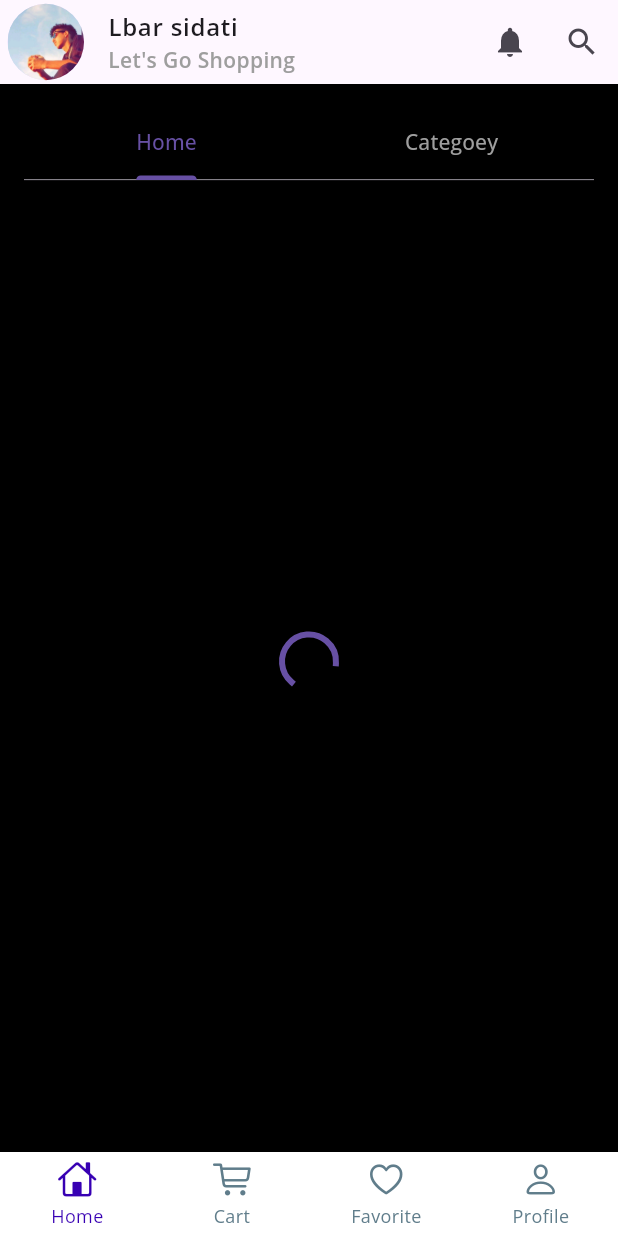
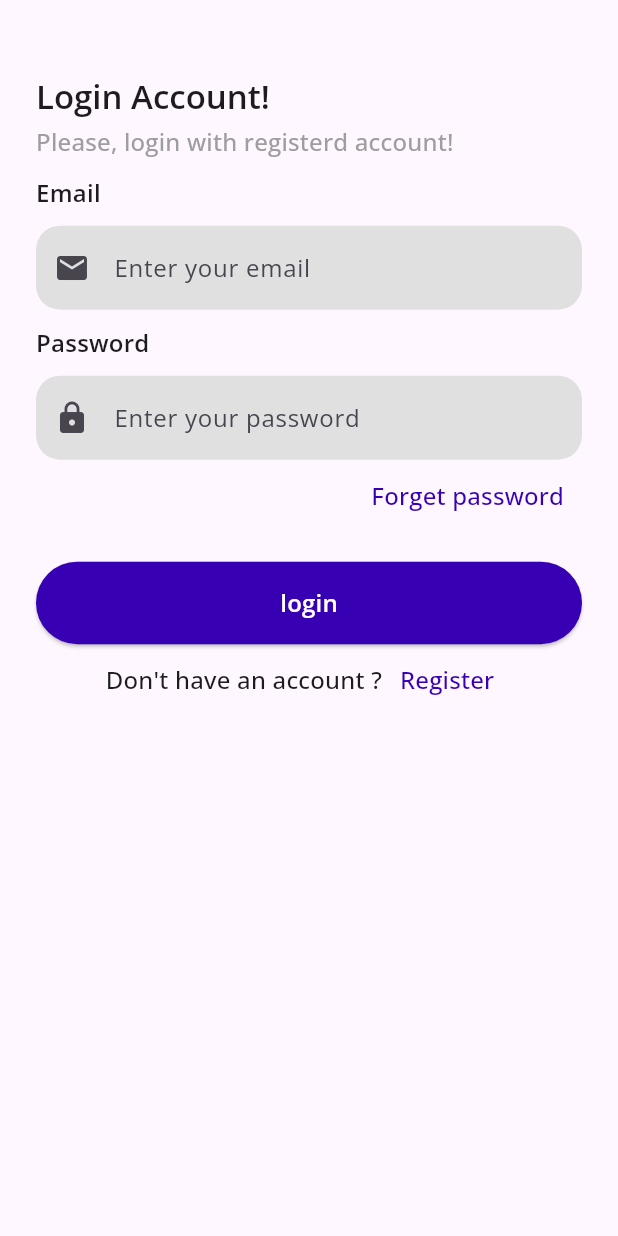
Before and after one commit to lbarsidati22/talabat_online, a Flutter app: the first screen one second after launch, on a phone screen of 412 x 824 dp. Run offline on Flutter 3.47's test engine with Material 3 defaults, Android fonts, the phone set to English and light mode, and no system bars; drawn by our look-alikes of persistent_bottom_nav_bar; our stand-ins replace bloc, cached_network_image, cloud_firestore, firebase_auth, firebase_core, flutter_bloc and 2 more; accounts and stored records are empty.

Commit message:
auth done

```diff
--- a/lib/main.dart
+++ b/lib/main.dart
@@ -1,8 +1,14 @@
+import 'package:firebase_core/firebase_core.dart';
 import 'package:flutter/material.dart';
+import 'package:flutter_bloc/flutter_bloc.dart';
 import 'package:talabat_online/utils/app_router.dart';
-import 'package:talabat_online/view/pages/nav_bar.dart';
+import 'package:talabat_online/utils/app_routes.dart';
+import 'package:talabat_online/view_models/auth_cubit/auth_cubit.dart';
+import 'package:talabat_online/view_models/auth_cubit/auth_state.dart';
 
-void main() {
+void main() async {
+  WidgetsFlutterBinding.ensureInitialized();
+  await Firebase.initializeApp();
   runApp(const TalabatOnline());
 }
 
@@ -12,6 +18,15 @@ class TalabatOnline extends StatelessWidget {
   // This widget is the root of your application.
   @override
   Widget build(BuildContext context) {
+    return BlocProvider(
+      create: (context) => AuthCubit()..checkAuth(),
+      child: Builder(builder: (context) {
+        final authCubit = BlocProvider.of<AuthCubit>(context);
+        return BlocBuilder<AuthCubit, AuthState>(
+          bloc: authCubit,
+          buildWhen: (previous, current) =>
+              current is AuthInitial || current is AuthDone,
+          builder: (context, state) {
             return MaterialApp(
               debugShowCheckedModeBanner: false,
               title: 'Talabat-Online',
@@ -20,8 +35,14 @@ class TalabatOnline extends StatelessWidget {
                 useMaterial3: true,
                 primaryColor: Color(0xff3700b3),
               ),
-      home: NavBar(),
+              initialRoute: state is AuthDone
+                  ? AppRoutes.homeRoute
+                  : AppRoutes.loginRoute,
               onGenerateRoute: AppRouter.onGenariteRout,
+            );
+          },
+        );
+      }),
     );
   }
 }
--- /dev/null
+++ b/lib/services/auth_services.dart
@@ -0,0 +1,47 @@
+import 'package:firebase_auth/firebase_auth.dart';
+
+abstract class AuthServices {
+  Future<bool> loginWithEmailAndPassword(String email, String password);
+  Future<bool> registerWithEmailAndPassword(String email, String password);
+  User? currentUser();
+  Future<void> logOut();
+}
+
+class AuthServicesEmpl implements AuthServices {
+  final _firebaseAuth = FirebaseAuth.instance;
+  @override
+  Future<bool> loginWithEmailAndPassword(String email, String password) async {
+    final userCredential = await _firebaseAuth.signInWithEmailAndPassword(
+        email: email, password: password);
+
+    final user = userCredential.user;
+    if (user != null) {
+      return true;
+    } else {
+      return false;
+    }
+  }
+
+  @override
+  Future<bool> registerWithEmailAndPassword(
+      String email, String password) async {
+    final userCredential = await _firebaseAuth.createUserWithEmailAndPassword(
+        email: email, password: password);
+    final user = userCredential.user;
+    if (user != null) {
+      return true;
+    } else {
+      return false;
+    }
+  }
+
+  @override
+  User? currentUser() {
+    return _firebaseAuth.currentUser;
+  }
+
+  @override
+  Future<void> logOut() async {
+    await _firebaseAuth.signOut();
+  }
+}
--- a/lib/utils/app_router.dart
+++ b/lib/utils/app_router.dart
@@ -4,8 +4,10 @@ import 'package:talabat_online/utils/app_routes.dart';
 import 'package:talabat_online/view/pages/add_new_cart_page.dart';
 import 'package:talabat_online/view/pages/checkout_page.dart';
 import 'package:talabat_online/view/pages/chose_location_page.dart';
+import 'package:talabat_online/view/pages/login_page.dart';
 import 'package:talabat_online/view/pages/nav_bar.dart';
 import 'package:talabat_online/view/pages/prudact_details_page.dart';
+import 'package:talabat_online/view/pages/register_page.dart';
 import 'package:talabat_online/view_models/chose_location_cubit/chose_location_cubit.dart';
 import 'package:talabat_online/view_models/home_details_cubit/home_details_cubit.dart';
 import 'package:talabat_online/view_models/payment_methods_cubit/pyament_methods_cubit.dart';
@@ -22,6 +24,16 @@ class AppRouter {
         return MaterialPageRoute(
           settings: settings,
           builder: (_) => CheckoutPage(),
+        );
+      case AppRoutes.loginRoute:
+        return MaterialPageRoute(
+          settings: settings,
+          builder: (_) => LoginPage(),
+        );
+      case AppRoutes.registerRoute:
+        return MaterialPageRoute(
+          settings: settings,
+          builder: (_) => RegisterPage(),
         );
       case AppRoutes.choseLocationRaoute:
         return MaterialPageRoute(
--- a/lib/utils/app_routes.dart
+++ b/lib/utils/app_routes.dart
@@ -1,5 +1,7 @@
 class AppRoutes {
-  static const String homeRoute = '/';
+  static const String homeRoute = '/home';
+  static const String loginRoute = '/login';
+  static const String registerRoute = '/register';
   static const String prudactDetailsRoute = '/prudact-details';
   static const String checkoutRoute = '/checkout';
   static const String addNewCartRoute = '/add-new-cart';
--- a/lib/view/pages/cart_page.dart
+++ b/lib/view/pages/cart_page.dart
@@ -1,8 +1,6 @@
-import 'package:cached_network_image/cached_network_image.dart';
 import 'package:flutter/material.dart';
 import 'package:flutter_bloc/flutter_bloc.dart';
 import 'package:talabat_online/utils/app_colors.dart';
-import 'package:talabat_online/utils/app_router.dart';
 import 'package:talabat_online/utils/app_routes.dart';
 import 'package:talabat_online/view/widgets/cart_item_widget.dart';
 import 'package:talabat_online/view_models/cart_cubit/cart_cubit.dart';
--- a/lib/view/pages/chose_location_page.dart
+++ b/lib/view/pages/chose_location_page.dart
@@ -1,8 +1,6 @@
-import 'package:cached_network_image/cached_network_image.dart';
 import 'package:flutter/material.dart';
 import 'package:flutter_bloc/flutter_bloc.dart';
 import 'package:talabat_online/utils/app_colors.dart';
-import 'package:talabat_online/view/widgets/lable_with_text_feild.dart';
 import 'package:talabat_online/view/widgets/location_iten.dart';
 import 'package:talabat_online/view/widgets/main_bottom.dart';
 import 'package:talabat_online/view_models/chose_location_cubit/chose_location_cubit.dart';
--- a/lib/view/pages/home_page.dart
+++ b/lib/view/pages/home_page.dart
@@ -1,5 +1,4 @@
 import 'package:flutter/material.dart';
-import 'package:flutter_carousel_widget/flutter_carousel_widget.dart';
 import 'package:talabat_online/utils/app_colors.dart';
 import 'package:talabat_online/view/widgets/category_item.dart';
 import 'package:talabat_online/view/widgets/home_widget_item.dart';
--- /dev/null
+++ b/lib/view/pages/login_page.dart
@@ -0,0 +1,152 @@
+import 'package:flutter/material.dart';
+import 'package:flutter_bloc/flutter_bloc.dart';
+import 'package:talabat_online/utils/app_colors.dart';
+import 'package:talabat_online/utils/app_routes.dart';
+import 'package:talabat_online/view/widgets/lable_with_text_feild.dart';
+import 'package:talabat_online/view/widgets/main_bottom.dart';
+import 'package:talabat_online/view_models/auth_cubit/auth_cubit.dart';
+import 'package:talabat_online/view_models/auth_cubit/auth_state.dart';
+
+class LoginPage extends StatefulWidget {
+  const LoginPage({super.key});
+
+  @override
+  State<LoginPage> createState() => _LoginPageState();
+}
+
+class _LoginPageState extends State<LoginPage> {
+  final emailController = TextEditingController();
+  final passwordController = TextEditingController();
+  final _formKey = GlobalKey<FormState>();
+  @override
+  Widget build(BuildContext context) {
+    final size = MediaQuery.sizeOf(context);
+    final authCubit = BlocProvider.of<AuthCubit>(context);
+    return Scaffold(
+      body: SafeArea(
+        child: Padding(
+          padding: EdgeInsets.symmetric(
+            horizontal: 24,
+          ),
+          child: SingleChildScrollView(
+            child: Form(
+              key: _formKey,
+              child: Column(
+                crossAxisAlignment: CrossAxisAlignment.start,
+                children: [
+                  SizedBox(
+                    height: size.height * 0.06,
+                  ),
+                  Text(
+                    'Login Account!',
+                    style: Theme.of(context).textTheme.titleLarge!.copyWith(
+                          fontWeight: FontWeight.w600,
+                        ),
+                  ),
+                  SizedBox(
+                    height: 5,
+                  ),
+                  Text(
+                    'Please, login with registerd account!',
+                    style: Theme.of(context).textTheme.titleMedium!.copyWith(
+                          color: AppColors.grey,
+                        ),
+                  ),
+                  LableWithTextFeild(
+                    hintText: 'Enter your email',
+                    icon: Icons.mail,
+                    controller: emailController,
+                    lable: 'Email',
+                  ),
+                  LableWithTextFeild(
+                    hintText: 'Enter your password',
+                    icon: Icons.lock,
+                    controller: passwordController,
+                    lable: 'Password',
+                  ),
+                  Align(
+                    alignment: Alignment.centerRight,
+                    child: TextButton(
+                      onPressed: () {},
+                      child: Text(
+                        'Forget password',
+                        style:
+                            Theme.of(context).textTheme.titleMedium!.copyWith(
+                                  color: AppColors.primaryColor,
+                                ),
+                      ),
+                    ),
+                  ),
+                  SizedBox(
+                    height: 20,
+                  ),
+                  BlocConsumer<AuthCubit, AuthState>(
+                    bloc: authCubit,
+                    listenWhen: (previous, current) =>
+                        current is AuthDone || current is AuthError,
+                    listener: (context, state) {
+                      if (state is AuthDone) {
+                        Navigator.pushNamed(context, AppRoutes.homeRoute);
+                      } else if (state is AuthError) {
+                        ScaffoldMessenger.of(context).showSnackBar(
+                          SnackBar(
+                            content: Text(state.error),
+                          ),
+                        );
+                      }
+                    },
+                    buildWhen: (previous, current) =>
+                        current is AuthDone ||
+                        current is AuthError ||
+                        current is AuthLoadoing,
+                    builder: (context, state) {
+                      if (state is AuthLoadoing) {
+                        return MainBottom(
+                          isLeading: true,
+                        );
+                      }
+                      return MainBottom(
+                        text: 'login',
+                        onTap: () async {
+                          if (_formKey.currentState!.validate()) {
+                            await authCubit.loginWithWmailAndPaasword(
+                              emailController.text,
+                              passwordController.text,
+                            );
+                          }
+                        },
+                      );
+                    },
+                  ),
+                  Row(
+                    mainAxisAlignment: MainAxisAlignment.center,
+                    children: [
+                      Text(
+                        'Don\'t have an account ?',
+                        style: Theme.of(context).textTheme.titleMedium,
+                      ),
+                      TextButton(
+                        onPressed: () {
+                          Navigator.of(context).pushNamed(
+                            AppRoutes.registerRoute,
+                          );
+                        },
+                        child: Text(
+                          'Register',
+                          style:
+                              Theme.of(context).textTheme.titleMedium!.copyWith(
+                                    color: AppColors.primaryColor,
+                                  ),
+                        ),
+                      ),
+                    ],
+                  ),
+                ],
+              ),
+            ),
+          ),
+        ),
+      ),
+    );
+  }
+}
--- a/lib/view/widgets/counter_widget.dart
+++ b/lib/view/widgets/counter_widget.dart
@@ -1,6 +1,5 @@
 import 'package:flutter/material.dart';
 import 'package:talabat_online/utils/app_colors.dart';
-import 'package:talabat_online/view_models/home_details_cubit/home_details_cubit.dart';
 
 class CounterWidget extends StatelessWidget {
   final dynamic cubit;
--- a/lib/view/widgets/home_widget_item.dart
+++ b/lib/view/widgets/home_widget_item.dart
@@ -2,7 +2,6 @@ import 'package:cached_network_image/cached_network_image.dart';
 import 'package:flutter/material.dart';
 import 'package:flutter_bloc/flutter_bloc.dart';
 import 'package:flutter_carousel_widget/flutter_carousel_widget.dart';
-import 'package:talabat_online/utils/app_colors.dart';
 import 'package:talabat_online/utils/app_routes.dart';
 import 'package:talabat_online/view/widgets/prudact_item.dart';
 import 'package:talabat_online/view_models/home_cubit/home_cubit.dart';
--- a/lib/view/widgets/lable_with_text_feild.dart
+++ b/lib/view/widgets/lable_with_text_feild.dart
@@ -1,4 +1,3 @@
-import 'package:flutter/cupertino.dart';
 import 'package:flutter/material.dart';
 import 'package:talabat_online/utils/app_colors.dart';
 
--- /dev/null
+++ b/lib/view_models/auth_cubit/auth_cubit.dart
@@ -0,0 +1,59 @@
+import 'package:flutter_bloc/flutter_bloc.dart';
+import 'package:talabat_online/services/auth_services.dart';
+import 'package:talabat_online/view_models/auth_cubit/auth_state.dart';
+
+class AuthCubit extends Cubit<AuthState> {
+  AuthCubit() : super(AuthInitial());
+  final authServices = AuthServicesEmpl();
+
+  Future<void> loginWithWmailAndPaasword(String email, String password) async {
+    emit(AuthLoadoing());
+    try {
+      final result =
+          await authServices.loginWithEmailAndPassword(email, password);
+      if (result) {
+        emit(AuthDone());
+      } else {
+        emit(AuthError('login is failed'));
+      }
+    } catch (e) {
+      emit(AuthError(e.toString()));
+    }
+  }
+
+  Future<void> registerWithEmailAndPassword(
+    String email,
+    String password,
+    String name,
+  ) async {
+    AuthLoadoing();
+    try {
+      final result =
+          await authServices.registerWithEmailAndPassword(email, password);
+      if (result) {
+        emit(AuthDone());
+      } else {
+        emit(AuthError('Register Failed'));
+      }
+    } catch (e) {
+      emit(AuthError(e.toString()));
+    }
+  }
+
+  void checkAuth() async {
+    final user = authServices.currentUser();
+    if (user != null) {
+      emit(AuthDone());
+    }
+  }
+
+  Future<void> logOut() async {
+    emit(AuthLogingOut());
+    try {
+      await authServices.logOut();
+      emit(AuthLogedOut());
+    } catch (e) {
+      emit(AuthLogedOutError(e.toString()));
+    }
+  }
+}
--- /dev/null
+++ b/lib/view_models/auth_cubit/auth_state.dart
@@ -0,0 +1,23 @@
+sealed class AuthState {}
+
+final class AuthInitial extends AuthState {}
+
+final class AuthLoadoing extends AuthState {}
+
+final class AuthError extends AuthState {
+  final String error;
+
+  AuthError(this.error);
+}
+
+final class AuthDone extends AuthState {}
+
+final class AuthLogingOut extends AuthState {}
+
+final class AuthLogedOut extends AuthState {}
+
+final class AuthLogedOutError extends AuthState {
+  final String error;
+
+  AuthLogedOutError(this.error);
+}
--- a/pubspec.yaml
+++ b/pubspec.yaml
@@ -40,6 +40,9 @@ dependencies:
   bloc: ^8.1.4
   cached_network_image: ^3.4.1
   flutter_dash: ^1.0.0
+  firebase_auth: ^5.4.2
+  firebase_core: ^3.11.0
+  cloud_firestore: ^5.6.3
 
 dev_dependencies:
   flutter_test:
```
Also changed, not shown: lib/services/firestore_services.dart (added, +93 -0 lines), lib/view/pages/profile_page.dart (+41 -1 lines), lib/view/pages/register_page.dart (added, +145 -0 lines), firebase.json (added), lib/firebase_options.dart (added), pubspec.lock, 6 other files. Lines whose indentation alone changed are shown as unchanged.
